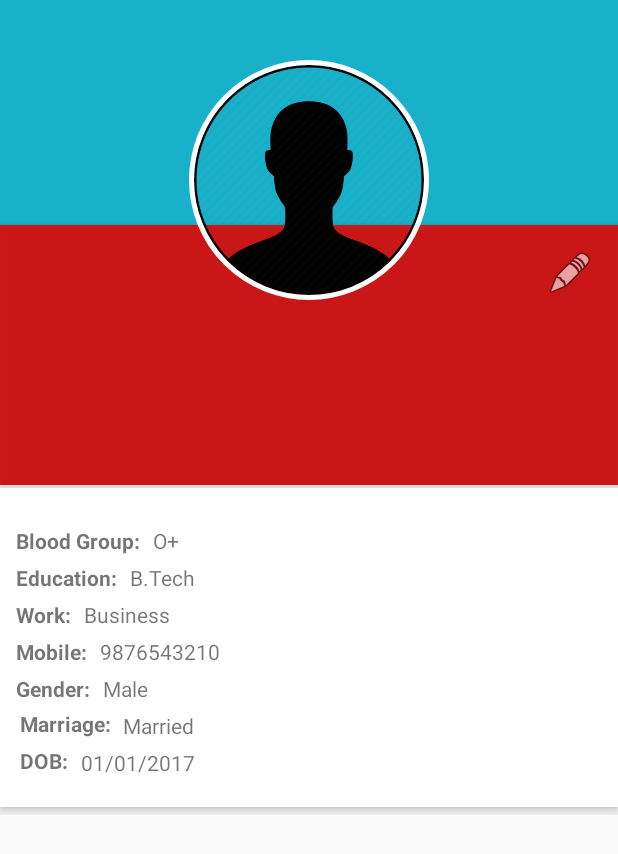
After one commit to AshishGuptaNGupta/everyStepCount, an Android app: the layout activity_profile.xml on its own in the app's theme, with its tools: preview values and no code run, on a phone screen of 412 x 824 dp. The commit adds this screen. Shown: the top 854 px of the screen. Run offline under Robolectric (Android 15) with nearby library versions, the phone set to English and light mode, and no system bars.

Commit message:
My Profile Created Changes need to be done

```diff
--- a/app/build.gradle
+++ b/app/build.gradle
@@ -31,6 +31,7 @@ dependencies {
     implementation 'com.google.firebase:firebase-firestore:18.0.1'
     implementation 'com.google.firebase:firebase-core:16.0.7'
     implementation 'com.google.firebase:firebase-auth:16.1.0'
+    implementation 'de.hdodenhof:circleimageview:2.1.0'
 
 }
 apply plugin: 'com.google.gms.google-services'
--- a/app/src/main/AndroidManifest.xml
+++ b/app/src/main/AndroidManifest.xml
@@ -1,8 +1,7 @@
 <?xml version="1.0" encoding="utf-8"?>
 <manifest xmlns:android="http://schemas.android.com/apk/res/android"
     package="com.everystepcounts.akshay.everystepcounts2">
-    <uses-permission android:name="android.permission.INTERNET"/>
-    <uses-permission android:name="android.permission.ACCESS_FINE_LOCATION"/>
+
     <application
         android:allowBackup="true"
         android:icon="@mipmap/ic_launcher"
@@ -10,7 +9,6 @@
         android:roundIcon="@mipmap/ic_launcher_round"
         android:supportsRtl="true"
         android:theme="@style/AppTheme">
-        <activity android:name=".home"></activity>
         <activity android:name=".MainActivity">
             <intent-filter>
                 <action android:name="android.intent.action.MAIN" />
@@ -23,7 +21,7 @@
             android:label="@string/title_activity_dashboard2"
             android:theme="@style/AppTheme" />
         <activity android:name=".Register_Page" />
-        <activity android:name=".Forgot_Password" />
+        <activity android:name=".Forgot_Password"></activity>
     </application>
 
 </manifest>
--- a/app/src/main/java/com/everystepcounts/akshay/everystepcounts2/Dashboard2.java
+++ b/app/src/main/java/com/everystepcounts/akshay/everystepcounts2/Dashboard2.java
@@ -1,5 +1,6 @@
 package com.everystepcounts.akshay.everystepcounts2;
 
+import android.content.Intent;
 import android.os.Bundle;
 import android.support.design.widget.FloatingActionButton;
 import android.support.design.widget.Snackbar;
@@ -60,9 +61,6 @@ public class Dashboard2 extends AppCompatActivity
         int id = item.getItemId();
 
         //noinspection SimplifiableIfStatement
-        if (id == R.id.action_settings) {
-            return true;
-        }
 
         return super.onOptionsItemSelected(item);
     }
@@ -73,8 +71,14 @@ public class Dashboard2 extends AppCompatActivity
         // Handle navigation view item clicks here.
         int id = item.getItemId();
 
-        if (id == R.id.dashboard) {
-            // Handle the camera action
+        if (id == R.id.profile){
+            Intent intent = new Intent(this, Profile.class );
+            startActivity(intent);
+
+        } else if (id == R.id.dashboard) {
+            Intent intent = new Intent(this, Dashboard2.class);
+            startActivity(intent);
+
         } else if (id == R.id.wallet) {
 
         } else if (id == R.id.stats) {
--- a/app/src/main/java/com/everystepcounts/akshay/everystepcounts2/MainActivity.java
+++ b/app/src/main/java/com/everystepcounts/akshay/everystepcounts2/MainActivity.java
@@ -38,7 +38,6 @@ public class MainActivity extends AppCompatActivity {
                         } else {
                             Toast.makeText(getApplicationContext(),"Incorrect credentials",Toast.LENGTH_SHORT).show();
                         }
-
                     }
                 });
     }
--- /dev/null
+++ b/app/src/main/java/com/everystepcounts/akshay/everystepcounts2/Profile.java
@@ -0,0 +1,30 @@
+package com.everystepcounts.akshay.everystepcounts2;
+
+import android.support.v7.app.AppCompatActivity;
+import android.os.Bundle;
+import android.widget.TextView;
+
+import com.google.firebase.auth.FirebaseAuth;
+import com.google.firebase.auth.FirebaseUser;
+
+public class Profile extends AppCompatActivity {
+
+    private TextView name, email;
+    FirebaseAuth mauth = FirebaseAuth.getInstance();
+    FirebaseUser user = mauth.getCurrentUser();
+
+    @Override
+    protected void onCreate(Bundle savedInstanceState) {
+        super.onCreate(savedInstanceState);
+        setContentView(R.layout.activity_profile);
+
+        name = (TextView) findViewById(R.id.name);
+        email = (TextView) findViewById(R.id.email);
+
+        if (user != null)
+        {
+            name.setText(user.getDisplayName());
+            email.setText(user.getEmail());
+        }
+    }
+}
--- a/app/src/main/res/layout/activity_dashboard2.xml
+++ b/app/src/main/res/layout/activity_dashboard2.xml
@@ -1,5 +1,6 @@
 <?xml version="1.0" encoding="utf-8"?>
-<android.support.v4.widget.DrawerLayout xmlns:android="http://schemas.android.com/apk/res/android"
+<android.support.v4.widget.DrawerLayout
+    xmlns:android="http://schemas.android.com/apk/res/android"
     xmlns:app="http://schemas.android.com/apk/res-auto"
     xmlns:tools="http://schemas.android.com/tools"
     android:id="@+id/drawer_layout"
--- /dev/null
+++ b/app/src/main/res/layout/activity_profile.xml
@@ -0,0 +1,282 @@
+<?xml version="1.0" encoding="utf-8"?>
+<ScrollView xmlns:android="http://schemas.android.com/apk/res/android"
+    xmlns:app="http://schemas.android.com/apk/res-auto"
+    xmlns:tools="http://schemas.android.com/tools"
+
+    android:layout_width="match_parent"
+    android:layout_height="match_parent">
+
+    <RelativeLayout
+        android:layout_width="match_parent"
+        android:layout_height="match_parent"
+        android:id="@+id/layout">
+
+
+        <ImageView
+            android:id="@+id/header_cover_image"
+            android:layout_width="match_parent"
+            android:layout_height="150dp"
+            android:background="?attr/selectableItemBackgroundBorderless"
+            android:scaleType="centerCrop"
+
+            android:src="@drawable/gradient_1"
+            app:srcCompat="@drawable/gradient_1" />
+
+        <de.hdodenhof.circleimageview.CircleImageView
+            xmlns:app="http://schemas.android.com/apk/res-auto"
+
+            android:clickable="true"
+            app:civ_border_width="3dp"
+            app:civ_border_color="#FFFFFFFF"
+
+            android:id="@+id/profile"
+            android:layout_width="200dp"
+            android:layout_height="200dp"
+            android:layout_below="@+id/header_cover_image"
+            android:layout_centerHorizontal="true"
+            android:layout_marginTop="-130dp"
+            android:elevation="5dp"
+            android:padding="20dp"
+            android:scaleType="centerCrop"
+            android:src="@drawable/profile" />
+
+        <RelativeLayout
+            android:id="@+id/profile_layout"
+            android:layout_width="match_parent"
+            android:layout_height="173dp"
+            android:layout_below="@+id/header_cover_image"
+            android:layout_alignParentStart="true"
+            android:layout_marginStart="0dp"
+            android:layout_marginTop="0dp"
+            android:background="#ebca0707"
+            android:elevation="4dp"
+            android:paddingBottom="24dp">
+
+
+            <ImageView
+                android:id="@+id/edit"
+                android:layout_width="wrap_content"
+                android:layout_height="wrap_content"
+                android:layout_alignParentRight="true"
+                android:layout_marginLeft="16dp"
+                android:layout_marginTop="16dp"
+                android:layout_marginRight="16dp"
+                android:clickable="true"
+
+                android:src="@android:drawable/ic_menu_edit" />
+
+            <TextView
+                android:id="@+id/name"
+                android:layout_width="wrap_content"
+                android:layout_height="wrap_content"
+                android:layout_centerHorizontal="true"
+                android:layout_marginTop="70dp"
+                android:textColor="#fff"
+                android:textSize="24sp"
+                android:textStyle="bold" />
+
+            <TextView
+                android:id="@+id/email"
+                android:layout_width="wrap_content"
+                android:layout_height="wrap_content"
+                android:layout_below="@+id/name"
+                android:layout_centerHorizontal="true"
+                android:layout_marginTop="21dp"
+                android:textColor="#fff"
+                android:textSize="16sp" />
+
+        </RelativeLayout>
+
+
+        <android.support.constraint.ConstraintLayout
+            android:layout_width="match_parent"
+            android:layout_height="match_parent"
+            android:layout_below="@+id/profile_layout"
+            android:layout_alignParentStart="true"
+            android:layout_marginTop="2dp"
+            android:layout_marginBottom="5dp"
+            android:background="#fff"
+            android:elevation="4dp"
+            android:orientation="vertical"
+            android:paddingLeft="5dp"
+
+            android:paddingTop="20dp"
+            android:paddingRight="5dp"
+            android:paddingBottom="20dp">
+
+            <TextView
+                android:id="@+id/textView5"
+                android:layout_width="wrap_content"
+                android:layout_height="wrap_content"
+                android:layout_margin="5dp"
+                android:layout_marginLeft="25dp"
+                android:layout_marginTop="8dp"
+                android:clickable="true"
+                android:text="Education: "
+                android:textStyle="bold"
+                app:layout_constraintLeft_toLeftOf="parent"
+                app:layout_constraintTop_toBottomOf="@+id/textView10" />
+
+            <TextView
+                android:id="@+id/textView7"
+                android:layout_width="wrap_content"
+                android:layout_height="wrap_content"
+                android:layout_margin="5dp"
+                android:layout_marginLeft="8dp"
+                android:layout_marginTop="8dp"
+                android:clickable="true"
+                android:text="Work: "
+                android:textStyle="bold"
+                app:layout_constraintLeft_toLeftOf="parent"
+                app:layout_constraintTop_toBottomOf="@+id/textView5" />
+
+            <TextView
+                android:id="@+id/textView16"
+                android:layout_width="wrap_content"
+                android:layout_height="wrap_content"
+                android:layout_marginLeft="8dp"
+                android:layout_marginTop="5dp"
+                android:clickable="true"
+                android:text="DOB: "
+                android:textStyle="bold"
+                app:layout_constraintLeft_toLeftOf="parent"
+                app:layout_constraintTop_toBottomOf="@+id/textView15" />
+
+            <TextView
+                android:id="@+id/textView15"
+                android:layout_width="wrap_content"
+                android:layout_height="wrap_content"
+                android:layout_marginLeft="8dp"
+                android:layout_marginTop="4dp"
+                android:clickable="true"
+                android:text="Marriage:"
+                android:textStyle="bold"
+                app:layout_constraintLeft_toLeftOf="parent"
+                app:layout_constraintTop_toBottomOf="@+id/textView11" />
+
+            <TextView
+                android:id="@+id/textView11"
+                android:layout_width="wrap_content"
+                android:layout_height="wrap_content"
+                android:layout_margin="5dp"
+                android:layout_marginLeft="10dp"
+                android:layout_marginTop="8dp"
+
+                android:clickable="true"
+                android:text="Gender: "
+                android:textStyle="bold"
+                app:layout_constraintLeft_toLeftOf="parent"
+                app:layout_constraintTop_toBottomOf="@+id/textView22" />
+
+            <TextView
+                android:id="@+id/textView10"
+                android:layout_width="wrap_content"
+                android:layout_height="wrap_content"
+                android:layout_margin="5dp"
+                android:layout_marginLeft="8dp"
+                android:layout_marginTop="8dp"
+                android:clickable="true"
+                android:text="Blood Group: "
+                android:textStyle="bold"
+                app:layout_constraintLeft_toLeftOf="parent"
+                app:layout_constraintTop_toTopOf="parent" />
+
+            <TextView
+                android:id="@+id/blood_group"
+                android:layout_width="wrap_content"
+                android:layout_height="wrap_content"
+                android:layout_margin="5dp"
+                android:layout_marginLeft="8dp"
+                android:layout_marginTop="8dp"
+                android:clickable="true"
+                android:text="O+"
+                app:layout_constraintLeft_toRightOf="@+id/textView10"
+                app:layout_constraintTop_toTopOf="parent" />
+
+            <TextView
+                android:id="@+id/dob"
+                android:layout_width="wrap_content"
+                android:layout_height="wrap_content"
+                android:layout_margin="5dp"
+                android:layout_marginLeft="8dp"
+                android:layout_marginTop="8dp"
+                android:clickable="true"
+                android:text="01/01/2017"
+                app:layout_constraintLeft_toRightOf="@+id/textView16"
+                app:layout_constraintTop_toBottomOf="@+id/marriage" />
+
+            <TextView
+                android:id="@+id/marriage"
+                android:layout_width="wrap_content"
+                android:layout_height="wrap_content"
+                android:layout_marginLeft="8dp"
+                android:layout_marginTop="5dp"
+                android:clickable="true"
+                android:text="Married"
+                app:layout_constraintLeft_toRightOf="@+id/textView15"
+                app:layout_constraintTop_toBottomOf="@+id/gender" />
+
+            <TextView
+                android:id="@+id/gender"
+                android:layout_width="wrap_content"
+                android:layout_height="wrap_content"
+                android:layout_margin="5dp"
+                android:layout_marginLeft="5dp"
+                android:layout_marginTop="8dp"
+                android:clickable="true"
+                android:text="Male"
+                app:layout_constraintLeft_toRightOf="@+id/textView11"
+                app:layout_constraintTop_toBottomOf="@+id/mobileNumber" />
+
+            <TextView
+                android:id="@+id/occupation"
+                android:layout_width="wrap_content"
+                android:layout_height="wrap_content"
+                android:layout_margin="5dp"
+                android:layout_marginLeft="5dp"
+                android:layout_marginTop="8dp"
+                android:clickable="true"
+                android:text="Business"
+                app:layout_constraintLeft_toRightOf="@+id/textView7"
+                app:layout_constraintTop_toBottomOf="@+id/textView5" />
+
+            <TextView
+                android:id="@+id/mobileNumber"
+                android:layout_width="wrap_content"
+                android:layout_height="wrap_content"
+                android:layout_margin="5dp"
+                android:layout_marginLeft="5dp"
+                android:layout_marginTop="8dp"
+                android:clickable="true"
+                android:text="9876543210"
+                app:layout_constraintLeft_toRightOf="@+id/textView22"
+                app:layout_constraintTop_toBottomOf="@+id/occupation" />
+
+            <TextView
+                android:id="@+id/textView22"
+                android:layout_width="wrap_content"
+                android:layout_height="wrap_content"
+                android:layout_margin="5dp"
+                android:layout_marginLeft="8dp"
+                android:layout_marginTop="5dp"
+                android:clickable="true"
+                android:text="Mobile: "
+                android:textStyle="bold"
+                app:layout_constraintLeft_toLeftOf="parent"
+                app:layout_constraintTop_toBottomOf="@+id/textView7" />
+
+            <TextView
+                android:id="@+id/education"
+                android:layout_width="wrap_content"
+                android:layout_height="wrap_content"
+                android:layout_margin="5dp"
+                android:layout_marginLeft="8dp"
+                android:layout_marginTop="8dp"
+                android:clickable="true"
+                android:text="B.Tech"
+                app:layout_constraintLeft_toRightOf="@+id/textView5"
+                app:layout_constraintTop_toBottomOf="@+id/textView10" />
+
+        </android.support.constraint.ConstraintLayout>
+    </RelativeLayout>
+</ScrollView>
--- a/app/src/main/res/layout/header.xml
+++ /dev/null
@@ -1,28 +0,0 @@
-<?xml version="1.0" encoding="utf-8"?>
-<LinearLayout xmlns:android="http://schemas.android.com/apk/res/android"
-    android:orientation="vertical"
-    android:layout_width="match_parent"
-    android:layout_height="160dp"
-    android:background="@drawable/header"
-    android:padding="20dp">
-
-    <ImageView
-        android:src="@drawable/profile"
-        android:layout_width="75dp"
-        android:layout_height="75dp" />
-    <TextView
-        android:layout_width="wrap_content"
-        android:layout_height="wrap_content"
-        android:text="Name Sirname"
-        android:textColor="@color/black"
-        android:textStyle="bold"
-        android:layout_marginTop="5dp" />
-    <TextView
-        android:layout_width="wrap_content"
-        android:layout_height="wrap_content"
-        android:text="Email@123.com"
-        android:textColor="@color/black"
-        android:textStyle="bold"
-        android:layout_marginTop="5dp"/>
-
-</LinearLayout>
--- a/app/src/main/res/layout/nav_header_dashboard2.xml
+++ b/app/src/main/res/layout/nav_header_dashboard2.xml
@@ -21,18 +21,19 @@
         app:srcCompat="@mipmap/ic_launcher_round" />
 
     <TextView
-        android:layout_width="match_parent"
+        android:id="@+id/tvName"
+        android:layout_width="59dp"
         android:layout_height="wrap_content"
         android:paddingTop="@dimen/nav_header_vertical_spacing"
         android:text="Name"
-        android:textColor="@color/black"
-        android:textAppearance="@style/TextAppearance.AppCompat.Body1" />
+        android:textAppearance="@style/TextAppearance.AppCompat.Body1"
+        android:textColor="@color/black" />
 
     <TextView
-        android:id="@+id/textView"
+        android:id="@+id/tvEmail"
         android:layout_width="wrap_content"
         android:layout_height="wrap_content"
         android:text="Email-ID"
-        android:textColor="@color/black"/>
+        android:textColor="@color/black" />
 
 </LinearLayout>
--- a/app/src/main/res/menu/activity_dashboard2_drawer.xml
+++ b/app/src/main/res/menu/activity_dashboard2_drawer.xml
@@ -4,6 +4,10 @@
     tools:showIn="navigation_view">
 
     <group android:checkableBehavior="single">
+        <item
+            android:id="@+id/profile"
+            android:icon="@drawable/profile"
+            android:title="Profile" />
         <item
             android:id="@+id/dashboard"
             android:icon="@drawable/ic_dashboard_black_24dp"
@@ -28,6 +32,7 @@
             android:id="@+id/settings"
             android:icon="@drawable/ic_settings_black_24dp"
             android:title="Settings" />
+
     </group>
 
     <item android:title="Communicate">
--- a/app/src/main/res/menu/dashboard2.xml
+++ b/app/src/main/res/menu/dashboard2.xml
@@ -1,9 +1,5 @@
 <?xml version="1.0" encoding="utf-8"?>
 <menu xmlns:android="http://schemas.android.com/apk/res/android"
     xmlns:app="http://schemas.android.com/apk/res-auto">
-    <item
-        android:id="@+id/action_settings"
-        android:orderInCategory="100"
-        android:title="@string/action_settings"
-        app:showAsAction="never" />
+
 </menu>
--- a/app/src/main/res/menu/drawermenu.xml
+++ /dev/null
@@ -1,11 +0,0 @@
-<?xml version="1.0" encoding="utf-8"?>
-<menu xmlns:android="http://schemas.android.com/apk/res/android" >
-<item android:id="@+id/db" android:title="Dashbosrd" android:icon="@drawable/ic_dashboard_black_24dp"/>
-    <item android:id="@+id/wallet" android:title="Wallet" android:icon="@drawable/ic_account_balance_wallet_black_24dp"/>
-    <item android:id="@+id/stats" android:title="Stats" android:icon="@drawable/ic_directions_walk_black_24dp"/>
-    <item android:id="@+id/offer" android:title="Offer" android:icon="@drawable/ic_local_offer_black_24dp"/>
-    <item android:id="@+id/refafriend" android:title="Refer a Friend" android:icon="@drawable/ic_contact_mail_black_24dp"/>
-    <item android:id="@+id/settings" android:title="Settings" android:icon="@drawable/ic_settings_black_24dp"/>
-    <item android:id="@+id/help" android:title="Help" android:icon="@drawable/ic_help_outline_black_24dp"/>
-
-</menu>
```
